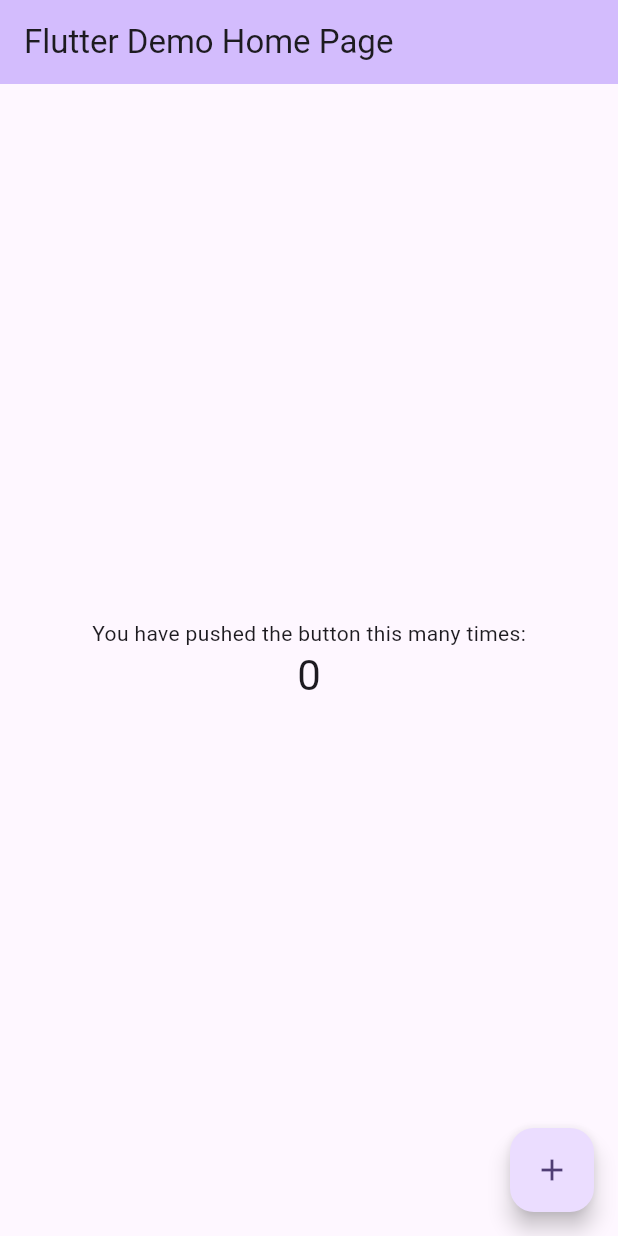
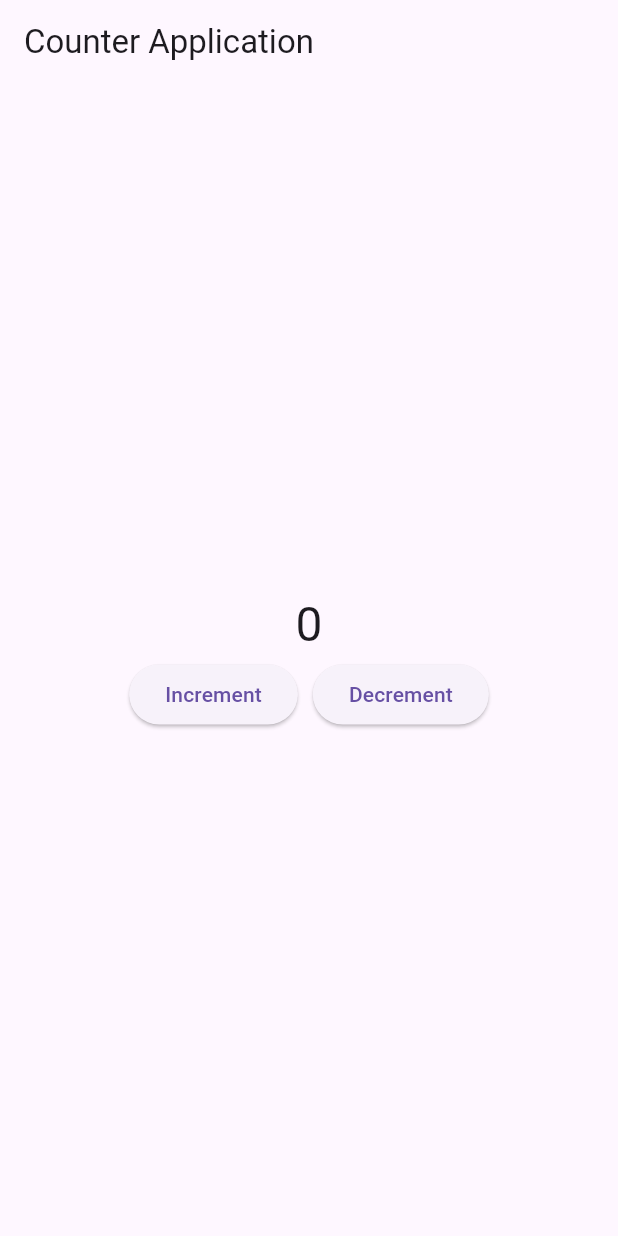
Before and after one commit to DeepeshKalura/vision-assistance-ai, a Flutter app: the screen it shows after launch, on a phone screen of 412 x 824 dp. Run offline on Flutter 3.47's test engine with Material 3 defaults, Android fonts, the phone set to English and light mode, and no system bars.

```diff
--- a/lib/main.dart
+++ b/lib/main.dart
@@ -7,119 +7,63 @@ void main() {
 class MyApp extends StatelessWidget {
   const MyApp({super.key});
 
-  // This widget is the root of your application.
   @override
   Widget build(BuildContext context) {
     return MaterialApp(
-      title: 'Flutter Demo',
-      theme: ThemeData(
-        // This is the theme of your application.
-        //
-        // TRY THIS: Try running your application with "flutter run". You'll see
-        // the application has a purple toolbar. Then, without quitting the app,
-        // try changing the seedColor in the colorScheme below to Colors.green
-        // and then invoke "hot reload" (save your changes or press the "hot
-        // reload" button in a Flutter-supported IDE, or press "r" if you used
-        // the command line to start the app).
-        //
-        // Notice that the counter didn't reset back to zero; the application
-        // state is not lost during the reload. To reset the state, use hot
-        // restart instead.
-        //
-        // This works for code too, not just values: Most code changes can be
-        // tested with just a hot reload.
-        colorScheme: ColorScheme.fromSeed(seedColor: Colors.deepPurple),
-        useMaterial3: true,
-      ),
-      home: const MyHomePage(title: 'Flutter Demo Home Page'),
+      home: Homescreen(),
     );
   }
 }
 
-class MyHomePage extends StatefulWidget {
-  const MyHomePage({super.key, required this.title});
-
-  // This widget is the home page of your application. It is stateful, meaning
-  // that it has a State object (defined below) that contains fields that affect
-  // how it looks.
-
-  // This class is the configuration for the state. It holds the values (in this
-  // case the title) provided by the parent (in this case the App widget) and
-  // used by the build method of the State. Fields in a Widget subclass are
-  // always marked "final".
-
-  final String title;
+class Homescreen extends StatefulWidget {
+  const Homescreen({super.key});
 
   @override
-  State<MyHomePage> createState() => _MyHomePageState();
+  State<Homescreen> createState() => _HomescreenState();
 }
 
-class _MyHomePageState extends State<MyHomePage> {
-  int _counter = 0;
-
-  void _incrementCounter() {
-    setState(() {
-      // This call to setState tells the Flutter framework that something has
-      // changed in this State, which causes it to rerun the build method below
-      // so that the display can reflect the updated values. If we changed
-      // _counter without calling setState(), then the build method would not be
-      // called again, and so nothing would appear to happen.
-      _counter++;
-    });
-  }
+class _HomescreenState extends State<Homescreen> {
+  int counter = 0;
 
   @override
   Widget build(BuildContext context) {
-    // This method is rerun every time setState is called, for instance as done
-    // by the _incrementCounter method above.
-    //
-    // The Flutter framework has been optimized to make rerunning build methods
-    // fast, so that you can just rebuild anything that needs updating rather
-    // than having to individually change instances of widgets.
     return Scaffold(
       appBar: AppBar(
-        // TRY THIS: Try changing the color here to a specific color (to
-        // Colors.amber, perhaps?) and trigger a hot reload to see the AppBar
-        // change color while the other colors stay the same.
-        backgroundColor: Theme.of(context).colorScheme.inversePrimary,
-        // Here we take the value from the MyHomePage object that was created by
-        // the App.build method, and use it to set our appbar title.
-        title: Text(widget.title),
-      ),
-      body: Center(
-        // Center is a layout widget. It takes a single child and positions it
-        // in the middle of the parent.
-        child: Column(
-          // Column is also a layout widget. It takes a list of children and
-          // arranges them vertically. By default, it sizes itself to fit its
-          // children horizontally, and tries to be as tall as its parent.
-          //
-          // Column has various properties to control how it sizes itself and
-          // how it positions its children. Here we use mainAxisAlignment to
-          // center the children vertically; the main axis here is the vertical
-          // axis because Columns are vertical (the cross axis would be
-          // horizontal).
-          //
-          // TRY THIS: Invoke "debug painting" (choose the "Toggle Debug Paint"
-          // action in the IDE, or press "p" in the console), to see the
-          // wireframe for each widget.
-          mainAxisAlignment: MainAxisAlignment.center,
-          children: <Widget>[
-            const Text(
-              'You have pushed the button this many times:',
-            ),
-            Text(
-              '$_counter',
-              style: Theme.of(context).textTheme.headlineMedium,
-            ),
-          ],
+        title: const Text(
+          "Counter Application",
         ),
       ),
-      floatingActionButton: FloatingActionButton(
-        onPressed: _incrementCounter,
-        tooltip: 'Increment',
-        child: const Icon(Icons.add),
-      ), // This trailing comma makes auto-formatting nicer for build methods.
+      body: Column(
+        crossAxisAlignment: CrossAxisAlignment.center,
+        mainAxisAlignment: MainAxisAlignment.center,
+        children: [
+          Center(
+            child: Text(
+              counter.toString(),
+              style: const TextStyle(
+                fontSize: 32,
+              ),
+            ),
+          ),
+          Row(
+            mainAxisAlignment: MainAxisAlignment.center,
+            crossAxisAlignment: CrossAxisAlignment.center,
+            children: [
+              ElevatedButton(
+                onPressed: () {},
+                child: const Text("Increment"),
+              ),
+              const SizedBox(
+                width: 10,
+              ),
+              ElevatedButton(
+                onPressed: () {},
+                child: const Text("Decrement"),
+              ),
+            ],
+          ),
+        ],
+      ),
     );
   }
 }
```
Also changed, not shown: 1 other file.
